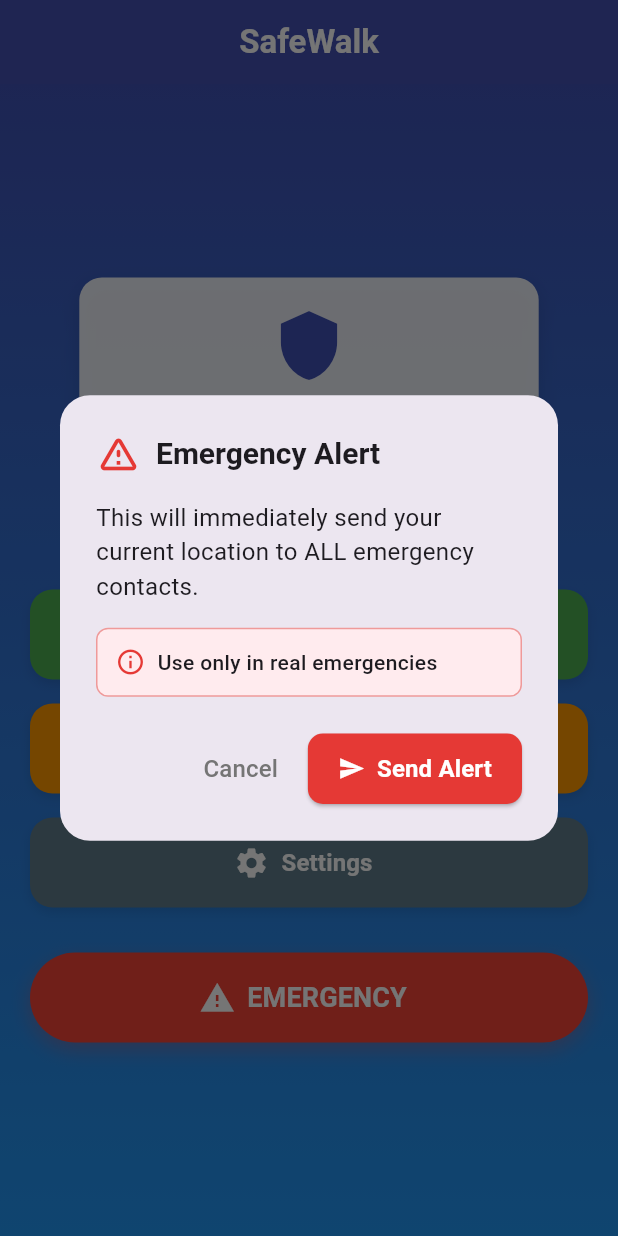
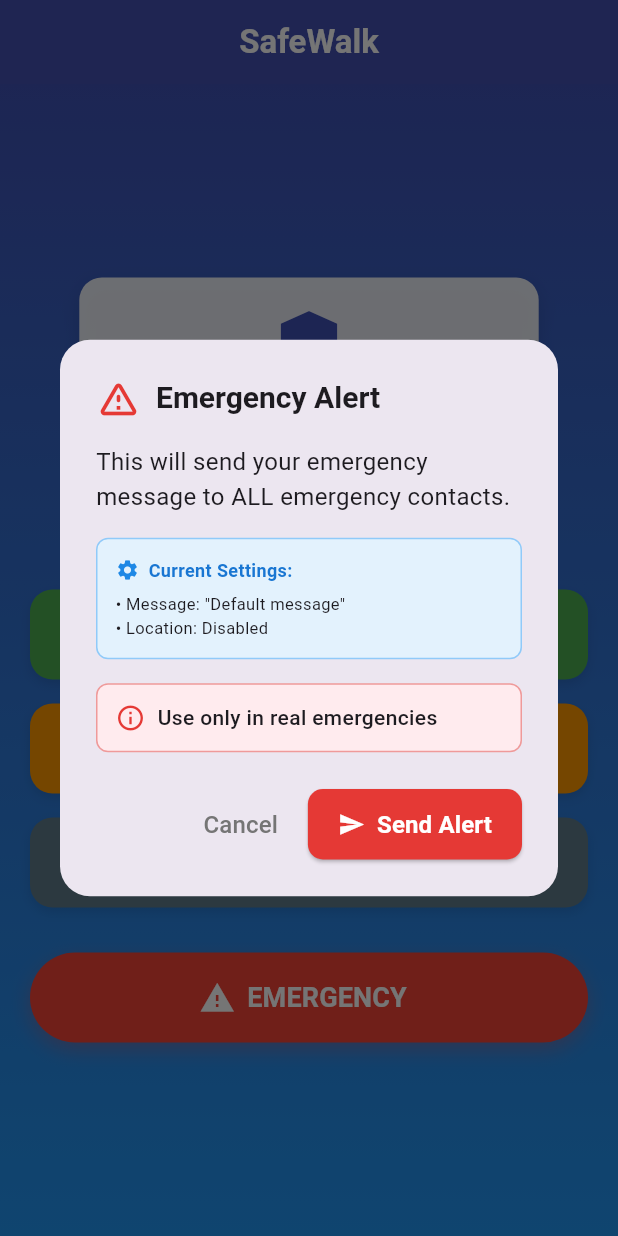
Before and after one commit to atiteck-world/safewalk, a Flutter app: the screen it shows after launch, after a tap on "EMERGENCY", on a phone screen of 412 x 824 dp. Run offline on Flutter 3.47's test engine with Material 3 defaults, Android fonts, the phone set to English and light mode, and no system bars; our stand-ins replace geolocator, google_maps_flutter, hive, hive_flutter; accounts and stored records are empty.

Commit message:
Hive integration for settings added

```diff
--- a/lib/main.dart
+++ b/lib/main.dart
@@ -1,7 +1,7 @@
 import 'package:flutter/material.dart';
 import 'package:hive_flutter/hive_flutter.dart';
 import 'package:safewalk/models/contact.dart';
-//import 'package:safewalk/models/settings.dart';
+import 'package:safewalk/models/settings.dart';
 import 'package:safewalk/screens/emergency_contacts_screen.dart';
 import 'package:safewalk/screens/home_screen.dart';
 import 'package:safewalk/screens/settings_screen.dart';
@@ -12,14 +12,19 @@ void main() async {
 
   // Initialize Hive and register the Contact adapter
   await Hive.initFlutter();
+  print('Hive initialized');
 
   // Register adapters
   Hive.registerAdapter(ContactAdapter());
-  //Hive.registerAdapter(AppSettingsAdapter());
+  print('Contact adapter registered');
+  Hive.registerAdapter(AppSettingsAdapter());
+  print('AppSettings adapter registered');
 
   // Open the box for storing contacts
   await Hive.openBox<Contact>('emergencyContacts');
-  //await Hive.openBox<AppSettings>('appSettings');
+  print('Emergency contacts box opened');
+  await Hive.openBox<AppSettings>('appSettings');
+  print('AppSettings box opened');
 
   runApp(SafeWalkApp());
 }
--- a/lib/models/settings.dart
+++ b/lib/models/settings.dart
@@ -2,7 +2,7 @@ import 'package:hive/hive.dart';
 
 part 'settings.g.dart';
 
-@HiveType(typeId: 1)
+@HiveType(typeId: 2)
 class AppSettings extends HiveObject {
   @HiveField(0)
   String customMessage;
--- a/lib/screens/home_screen.dart
+++ b/lib/screens/home_screen.dart
@@ -1,5 +1,7 @@
 import 'package:flutter/material.dart';
+import 'package:hive_flutter/hive_flutter.dart';
 import '../services/emergency_service.dart';
+import '../models/settings.dart';
 
 class HomeScreen extends StatelessWidget {
   const HomeScreen({super.key});
@@ -147,6 +149,14 @@ class HomeScreen extends StatelessWidget {
     BuildContext context,
     EmergencyService emergencyService,
   ) {
+    // Get current settings
+    final settingsBox = Hive.box<AppSettings>('appSettings');
+    AppSettings? settings;
+
+    if (settingsBox.isNotEmpty) {
+      settings = settingsBox.getAt(0);
+    }
+
     showDialog(
       context: context,
       barrierDismissible: false, // Prevent accidental dismissal
@@ -174,10 +184,54 @@ class HomeScreen extends StatelessWidget {
             mainAxisSize: MainAxisSize.min,
             crossAxisAlignment: CrossAxisAlignment.start,
             children: [
-              const Text(
-                'This will immediately send your current location to ALL emergency contacts.',
-                style: TextStyle(fontSize: 16),
+              Text(
+                'This will send ${settings?.locationSharingEnabled == true ? "your location and emergency message" : "your emergency message"} to ALL emergency contacts.',
+                style: const TextStyle(fontSize: 16),
               ),
+              const SizedBox(height: 16),
+
+              // Settings info
+              Container(
+                padding: const EdgeInsets.all(12),
+                decoration: BoxDecoration(
+                  color: Colors.blue.shade50,
+                  borderRadius: BorderRadius.circular(8),
+                  border: Border.all(color: Colors.blue.shade200),
+                ),
+                child: Column(
+                  crossAxisAlignment: CrossAxisAlignment.start,
+                  children: [
+                    Row(
+                      children: [
+                        Icon(
+                          Icons.settings,
+                          color: Colors.blue.shade600,
+                          size: 16,
+                        ),
+                        const SizedBox(width: 6),
+                        Text(
+                          'Current Settings:',
+                          style: TextStyle(
+                            fontSize: 12,
+                            fontWeight: FontWeight.bold,
+                            color: Colors.blue.shade700,
+                          ),
+                        ),
+                      ],
+                    ),
+                    const SizedBox(height: 6),
+                    Text(
+                      '• Message: "${settings?.customMessage ?? "Default message"}"',
+                      style: const TextStyle(fontSize: 11),
+                    ),
+                    Text(
+                      '• Location: ${settings?.locationSharingEnabled == true ? "Enabled" : "Disabled"}',
+                      style: const TextStyle(fontSize: 11),
+                    ),
+                  ],
+                ),
+              ),
+
               const SizedBox(height: 16),
               Container(
                 padding: const EdgeInsets.all(12),
@@ -224,11 +278,7 @@ class HomeScreen extends StatelessWidget {
           ElevatedButton.icon(
             onPressed: () {
               Navigator.of(context).pop();
-              // Send emergency alert with location
-              emergencyService.sendEmergencyAlert(
-                context: context,
-                customMessage: 'EMERGENCY ALERT! I need immediate help!',
-              );
+              emergencyService.sendEmergencyAlert(context: context);
             },
             icon: const Icon(Icons.send, size: 18),
             label: const Text(
--- a/lib/screens/settings_screen.dart
+++ b/lib/screens/settings_screen.dart
@@ -1,4 +1,6 @@
 import 'package:flutter/material.dart';
+import 'package:hive_flutter/hive_flutter.dart';
+import '../models/settings.dart';
 
 class SettingsScreen extends StatefulWidget {
   const SettingsScreen({super.key});
@@ -8,16 +10,24 @@ class SettingsScreen extends StatefulWidget {
 }
 
 class _SettingsScreenState extends State<SettingsScreen> {
+  late Box<AppSettings> settingsBox;
   final TextEditingController _messageController = TextEditingController();
-  bool shakeEnabled = true;
-  bool locationSharingEnabled = true;
-  bool notificationsEnabled = true;
-  bool darkMode = false;
 
   @override
   void initState() {
     super.initState();
-    _messageController.text = 'EMERGENCY ALERT! I need help immediately!';
+    settingsBox = Hive.box<AppSettings>('appSettings');
+    _loadSettings();
+  }
+
+  void _loadSettings() {
+    // Get existing settings or create default
+    if (settingsBox.isEmpty) {
+      final defaultSettings = AppSettings();
+      settingsBox.add(defaultSettings);
+    }
+    final settings = settingsBox.getAt(0)!;
+    _messageController.text = settings.customMessage;
   }
 
   @override
@@ -33,12 +43,19 @@ class _SettingsScreenState extends State<SettingsScreen> {
             color: Colors.white,
           ),
         ),
-        backgroundColor: Colors.red.shade600,
+        backgroundColor: Colors.indigo.shade600,
         foregroundColor: Colors.white,
         elevation: 0,
         centerTitle: true,
       ),
-      body: SingleChildScrollView(
+      body: ValueListenableBuilder(
+        valueListenable: settingsBox.listenable(),
+        builder: (context, Box<AppSettings> box, _) {
+          if (box.isEmpty) return const SizedBox();
+
+          final settings = box.getAt(0)!;
+
+          return SingleChildScrollView(
             padding: const EdgeInsets.all(20),
             child: Column(
               crossAxisAlignment: CrossAxisAlignment.start,
@@ -47,17 +64,16 @@ class _SettingsScreenState extends State<SettingsScreen> {
                 const SizedBox(height: 16),
 
                 _buildSettingsCard([
-              _buildMessageSection(),
+                  _buildMessageSection(settings),
                   const Divider(height: 1),
                   _buildSwitchTile(
                     title: 'Shake to Alert',
                     subtitle: 'Shake phone to send emergency alert',
                     icon: Icons.vibration,
-                value: shakeEnabled,
+                    value: settings.shakeEnabled,
                     onChanged: (value) {
-                  setState(() {
-                    shakeEnabled = value;
-                  });
+                      settings.shakeEnabled = value;
+                      settings.save();
                     },
                   ),
                   const Divider(height: 1),
@@ -65,11 +81,10 @@ class _SettingsScreenState extends State<SettingsScreen> {
                     title: 'Location Sharing',
                     subtitle: 'Include location in emergency messages',
                     icon: Icons.location_on,
-                value: locationSharingEnabled,
+                    value: settings.locationSharingEnabled,
                     onChanged: (value) {
-                  setState(() {
-                    locationSharingEnabled = value;
-                  });
+                      settings.locationSharingEnabled = value;
+                      settings.save();
                     },
                   ),
                 ]),
@@ -83,11 +98,10 @@ class _SettingsScreenState extends State<SettingsScreen> {
                     title: 'Push Notifications',
                     subtitle: 'Receive app notifications',
                     icon: Icons.notifications,
-                value: notificationsEnabled,
+                    value: settings.notificationsEnabled,
                     onChanged: (value) {
-                  setState(() {
-                    notificationsEnabled = value;
-                  });
+                      settings.notificationsEnabled = value;
+                      settings.save();
                     },
                   ),
                   const Divider(height: 1),
@@ -95,11 +109,10 @@ class _SettingsScreenState extends State<SettingsScreen> {
                     title: 'Dark Mode',
                     subtitle: 'Use dark theme',
                     icon: Icons.dark_mode,
-                value: darkMode,
+                    value: settings.darkMode,
                     onChanged: (value) {
-                  setState(() {
-                    darkMode = value;
-                  });
+                      settings.darkMode = value;
+                      settings.save();
                     },
                   ),
                 ]),
@@ -128,6 +141,8 @@ class _SettingsScreenState extends State<SettingsScreen> {
                 const SizedBox(height: 40),
               ],
             ),
+          );
+        },
       ),
     );
   }
@@ -160,7 +175,7 @@ class _SettingsScreenState extends State<SettingsScreen> {
     );
   }
 
-  Widget _buildMessageSection() {
+  Widget _buildMessageSection(AppSettings settings) {
     return Padding(
       padding: const EdgeInsets.all(16),
       child: Column(
@@ -207,6 +222,10 @@ class _SettingsScreenState extends State<SettingsScreen> {
               ),
               contentPadding: const EdgeInsets.all(12),
             ),
+            onChanged: (value) {
+              settings.customMessage = value;
+              settings.save();
+            },
           ),
           const SizedBox(height: 8),
           Text(
--- a/lib/services/emergency_service.dart
+++ b/lib/services/emergency_service.dart
@@ -3,6 +3,7 @@ import 'package:url_launcher/url_launcher.dart';
 import 'package:geolocator/geolocator.dart';
 import 'package:hive_flutter/hive_flutter.dart';
 import '../models/contact.dart';
+import '../models/settings.dart';
 import '../services/location_services.dart';
 
 class EmergencyService {
@@ -12,6 +13,64 @@ class EmergencyService {
     required BuildContext context,
     String? customMessage,
   }) async {
+    try {
+      // Get settings from Hive
+      final settingsBox = Hive.box<AppSettings>('appSettings');
+      AppSettings? settings;
+
+      if (settingsBox.isNotEmpty) {
+        settings = settingsBox.getAt(0);
+      }
+
+      // Check if location sharing is enabled in settings
+      if (settings != null && !settings.locationSharingEnabled) {
+        // Send message without location
+        await _sendMessageWithoutLocation(context, settings, customMessage);
+        return;
+      }
+
+      // Get emergency contacts
+      final contactsBox = Hive.box<Contact>('emergencyContacts');
+      final contacts = contactsBox.values.toList();
+
+      if (contacts.isEmpty) {
+        _showErrorSnackBar(
+          context,
+          'No emergency contacts found. Please add contacts first.',
+        );
+        return;
+      }
+
+      // Get current location (if location sharing is enabled)
+      Position? position;
+      if (settings == null || settings.locationSharingEnabled) {
+        position = await _locationServices.getCurrentLocation();
+        if (position == null) {
+          _showErrorSnackBar(context, 'Unable to get current location.');
+          return;
+        }
+      }
+
+      // Create message using settings
+      final message = _createEmergencyMessage(
+        position,
+        customMessage,
+        settings,
+      );
+
+      // Send to all emergency contacts
+      await _sendToAllContacts(context, contacts, message);
+    } catch (e) {
+      print('Emergency alert error: $e');
+      _showErrorSnackBar(context, 'Failed to send emergency alert: $e');
+    }
+  }
+
+  Future<void> _sendMessageWithoutLocation(
+    BuildContext context,
+    AppSettings settings,
+    String? customMessage,
+  ) async {
     try {
       // Get emergency contacts
       final contactsBox = Hive.box<Contact>('emergencyContacts');
@@ -25,29 +84,46 @@ class EmergencyService {
         return;
       }
 
-      // Get current location
-      Position? position = await _locationServices.getCurrentLocation();
-      if (position == null) {
-        _showErrorSnackBar(context, 'Unable to get current location.');
-        return;
-      }
-
-      // Create location message
-      final locationMessage = _createLocationMessage(position, customMessage);
+      // Create message without location
+      final message = _createEmergencyMessage(null, customMessage, settings);
 
       // Send to all emergency contacts
-      await _sendToAllContacts(context, contacts, locationMessage);
+      await _sendToAllContacts(context, contacts, message);
     } catch (e) {
       print('Emergency alert error: $e');
       _showErrorSnackBar(context, 'Failed to send emergency alert: $e');
     }
   }
 
-  String _createLocationMessage(Position position, String? customMessage) {
+  String _createEmergencyMessage(
+    Position? position,
+    String? customMessage,
+    AppSettings? settings,
+  ) {
+    // Use custom message from settings, or fallback to parameter, or use default
+    String baseMessage;
+
+    if (settings != null && settings.customMessage.isNotEmpty) {
+      baseMessage = settings.customMessage;
+    } else if (customMessage != null && customMessage.isNotEmpty) {
+      baseMessage = customMessage;
+    } else {
+      baseMessage = 'EMERGENCY ALERT! I need help!';
+    }
+
+    // If location sharing is disabled or no position available
+    if (position == null) {
+      return '''$baseMessage
+
+Location sharing is disabled or unavailable.
+
+Sent from SafeWalk App
+Time: ${DateTime.now().toString()}''';
+    }
+
+    // Include location if available
     final googleMapsUrl =
         'https://maps.google.com/?q=${position.latitude},${position.longitude}';
-
-    final baseMessage = customMessage ?? 'EMERGENCY ALERT! I need help!';
 
     return '''$baseMessage
 
@@ -95,25 +171,28 @@ Time: ${DateTime.now().toString()}''';
     }
   }
 
-  Future<void> _sendSMS(String phoneNumber, String message) async {
-    final Uri smsUri = Uri(
-      scheme: 'sms',
-      path: phoneNumber,
-      queryParameters: {'body': message},
-    );
-
-    if (await canLaunchUrl(smsUri)) {
-      await launchUrl(smsUri);
-    } else {
-      throw Exception('Could not launch SMS for $phoneNumber');
-    }
-  }
-
   Future<void> sendLocationToContact(
     BuildContext context,
     Contact contact,
   ) async {
     try {
+      // Get settings to check if location sharing is enabled
+      final settingsBox = Hive.box<AppSettings>('appSettings');
+      AppSettings? settings;
+
+      if (settingsBox.isNotEmpty) {
+        settings = settingsBox.getAt(0);
+      }
+
+      // Check if location sharing is enabled
+      if (settings != null && !settings.locationSharingEnabled) {
+        _showErrorSnackBar(
+          context,
+          'Location sharing is disabled in settings.',
+        );
+        return;
+      }
+
       Position? position = await _locationServices.getCurrentLocation();
       if (position == null) {
         _showErrorSnackBar(context, 'Unable to get current location.');
@@ -129,6 +208,39 @@ Time: ${DateTime.now().toString()}''';
       _showSuccessSnackBar(context, 'Location sent to ${contact.name}!');
     } catch (e) {
       _showErrorSnackBar(context, 'Failed to send location to ${contact.name}');
+    }
+  }
+
+  String _createLocationMessage(Position position, String? customMessage) {
+    final googleMapsUrl =
+        'https://maps.google.com/?q=${position.latitude},${position.longitude}';
+
+    final baseMessage =
+        customMessage ?? 'Sharing my current location with you:';
+
+    return '''$baseMessage
+
+My current location:
+Latitude: ${position.latitude.toStringAsFixed(6)}
+Longitude: ${position.longitude.toStringAsFixed(6)}
+
+View on map: $googleMapsUrl
+
+Sent from SafeWalk App
+Time: ${DateTime.now().toString()}''';
+  }
+
+  Future<void> _sendSMS(String phoneNumber, String message) async {
+    final Uri smsUri = Uri(
+      scheme: 'sms',
+      path: phoneNumber,
+      queryParameters: {'body': message},
+    );
+
+    if (await canLaunchUrl(smsUri)) {
+      await launchUrl(smsUri);
+    } else {
+      throw Exception('Could not launch SMS for $phoneNumber');
     }
   }
 
```
Also changed, not shown: lib/screens/emergency_contacts_screen.dart (+16 -0 lines), lib/models/settings.g.dart, 1 other file. Lines whose indentation alone changed are shown as unchanged.
